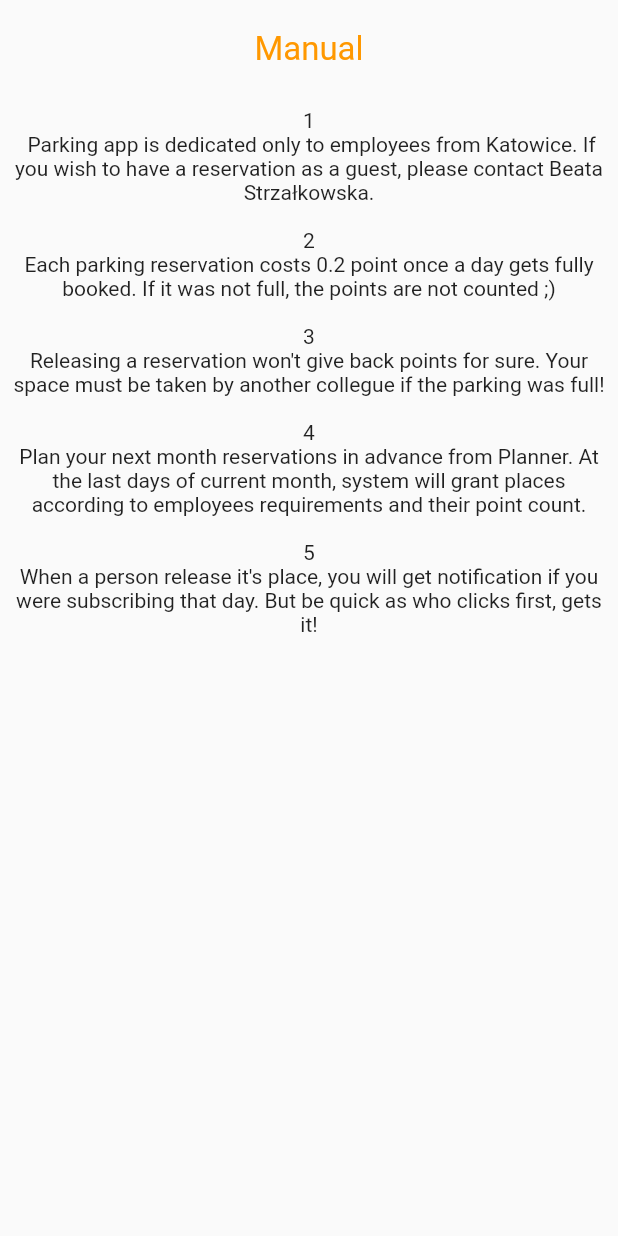
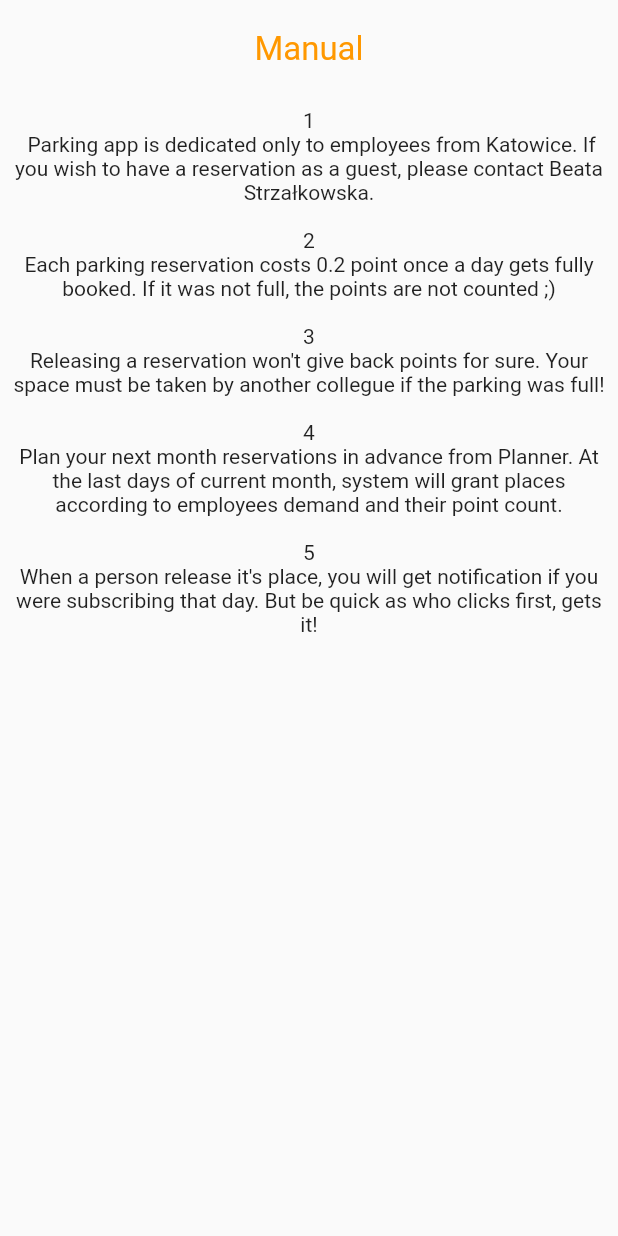
Before and after one commit to adamstyrc/parking-app, a Flutter app: the Manual screen opened directly, on a phone screen of 412 x 824 dp. Run offline on Flutter 3.47's test engine with Material 2 defaults, Android fonts, the phone set to English and light mode, and no system bars; our stand-ins replace event_bus, firebase_messaging, shared_preferences; missing offline and left inert: calendarro, flutter_webview_plugin; accounts and stored records are empty.

```diff
--- a/lib/ui/screen/Manual.dart
+++ b/lib/ui/screen/Manual.dart
@@ -22,7 +22,7 @@ class Manual extends StatelessWidget {
                 "\n\n3\n"
                 "Releasing a reservation won't give back points for sure. Your space must be taken by another collegue if the parking was full!"
                 "\n\n4\n"
-                "Plan your next month reservations in advance from Planner. At the last days of current month, system will grant places according to employees requirements and their point count."
+                "Plan your next month reservations in advance from Planner. At the last days of current month, system will grant places according to employees demand and their point count."
                 "\n\n5\n"
                 "When a person release it's place, you will get notification if you were subscribing that day. But be quick as who clicks first, gets it! "
                 ,
```
